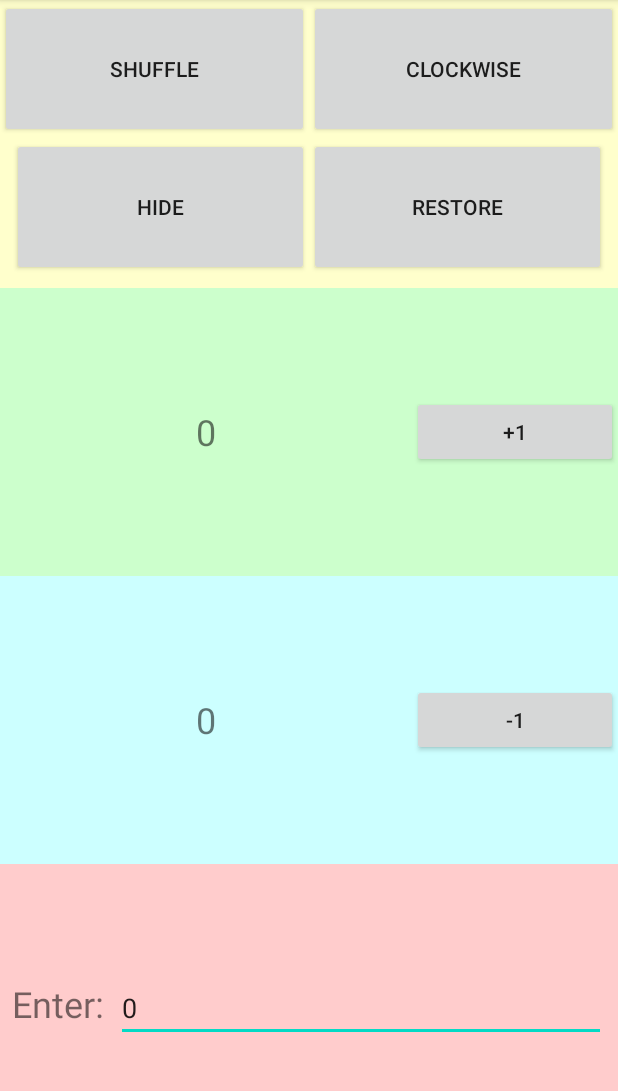
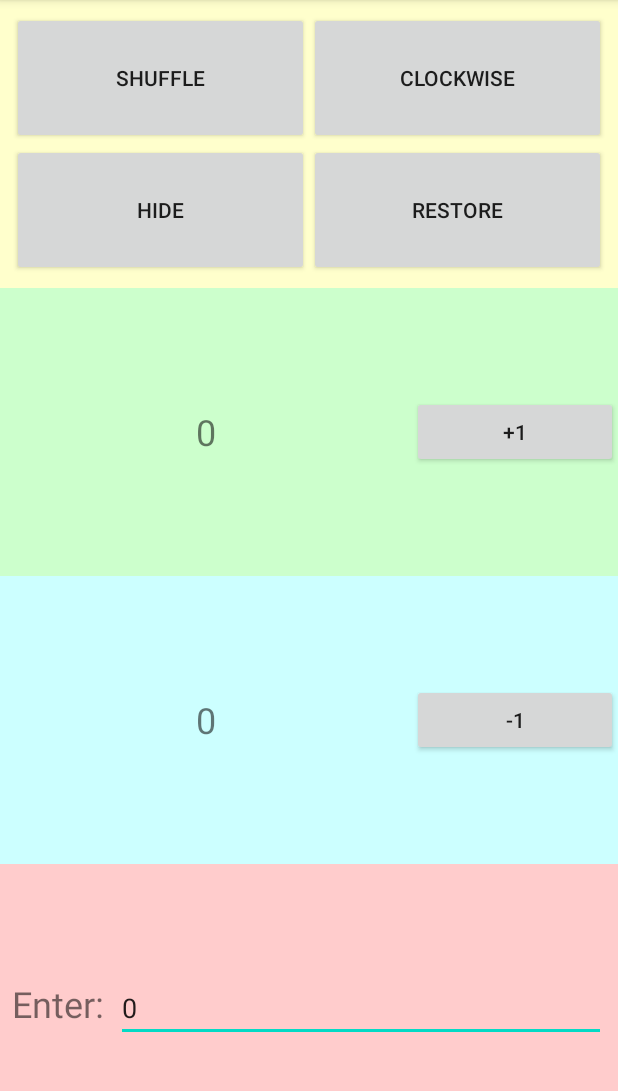
Before and after one commit to Szewczus/Lab_4_Android, an Android app: the screen it shows after launch (MainActivity), on a phone screen of 412 x 824 dp, the part 84-1175 px from its top. Run offline under Robolectric (Android 15) with nearby library versions, the phone set to English and light mode, and no system bars.

Commit message:
poprawa marginesow

```diff
--- a/app/src/main/res/layout/fragment_1.xml
+++ b/app/src/main/res/layout/fragment_1.xml
@@ -10,6 +10,8 @@
         android:id="@+id/button_shuffle"
         android:layout_width="0dp"
         android:layout_height="0dp"
+        android:layout_marginStart="8dp"
+        android:layout_marginTop="8dp"
         android:text="@string/button_shuffle"
         app:layout_constraintBottom_toTopOf="@+id/button_hide"
         app:layout_constraintEnd_toStartOf="@+id/button_clockwise"
@@ -21,6 +23,8 @@
         android:id="@+id/button_clockwise"
         android:layout_width="0dp"
         android:layout_height="0dp"
+        android:layout_marginTop="8dp"
+        android:layout_marginEnd="8dp"
         android:text="@string/button_clockwise"
         app:layout_constraintBottom_toTopOf="@+id/button_restore"
         app:layout_constraintEnd_toEndOf="parent"
```
